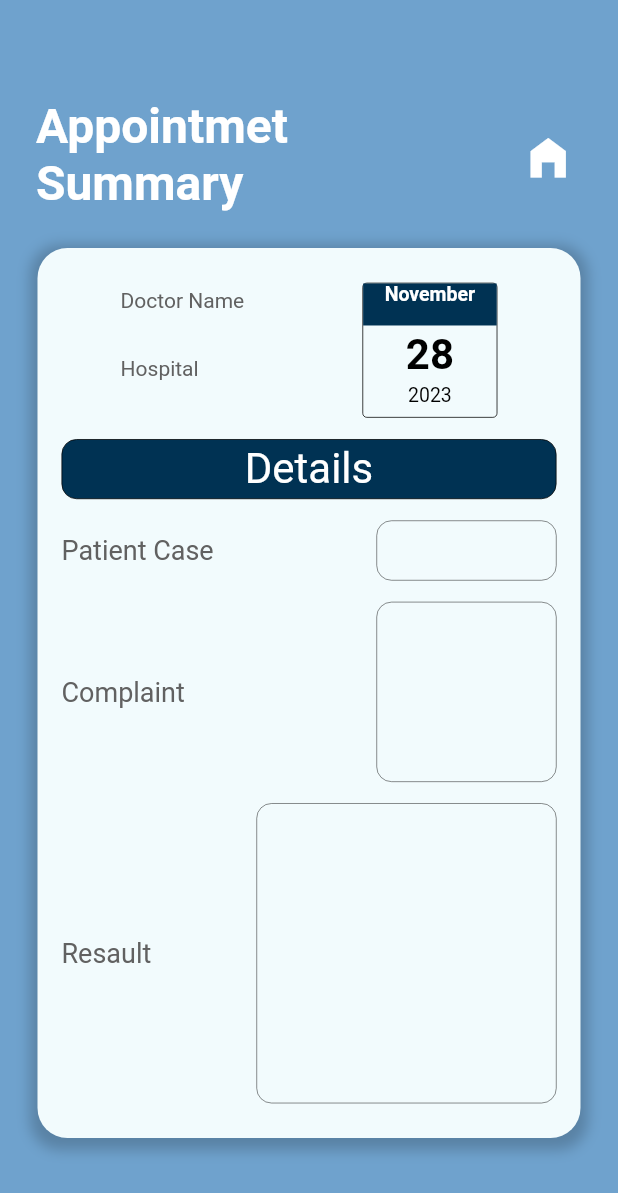
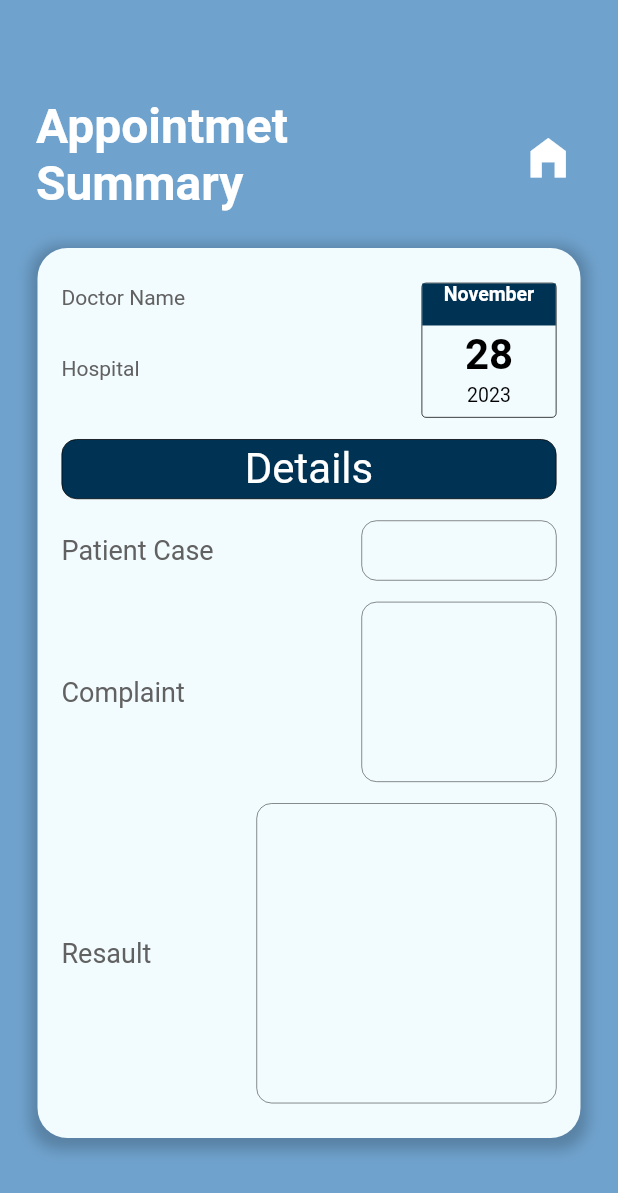
Before and after one commit to hsmulhim/DentaJot, a Flutter app: the SummaryScreen screen opened directly with empty values, on a phone screen of 412 x 824 dp. Shown: the top 1193 px of the screen. Run offline on Flutter 3.47's test engine with Material 2 defaults, Android fonts, the light colour scheme and no system bars; our stand-ins replace animated_splash_screen, animated_text_kit, awesome_dialog, cached_network_image, carousel_slider, flutter_slidable and 8 more; accounts and stored records are empty; network calls fail.

```diff
--- a/lib/screens/summary_screen.dart
+++ b/lib/screens/summary_screen.dart
@@ -97,7 +97,7 @@ class _SummaryScreenState extends State<SummaryScreen> {
                   crossAxisAlignment: CrossAxisAlignment.start,
                   children: [
                     Row(
-                      mainAxisAlignment: MainAxisAlignment.spaceAround,
+                      mainAxisAlignment: MainAxisAlignment.spaceBetween,
                       children: [
                         Column(
                           crossAxisAlignment: CrossAxisAlignment.start,
@@ -109,7 +109,7 @@ class _SummaryScreenState extends State<SummaryScreen> {
                             ),
                             Text(
                               widget.doctorName,
-                              style: const TextStyle(fontSize: 18),
+                              style: const TextStyle(fontSize: 20),
                             ),
                             kVSpace8,
                             Text(
@@ -119,7 +119,7 @@ class _SummaryScreenState extends State<SummaryScreen> {
                             ),
                             Text(
                               widget.hospitalName,
-                              style: const TextStyle(fontSize: 18),
+                              style: const TextStyle(fontSize: 20),
                             ),
                           ],
                         ),
@@ -150,7 +150,7 @@ class _SummaryScreenState extends State<SummaryScreen> {
                         Container(
                           padding: const EdgeInsets.all(8.0),
                           height: 40,
-                          width: 120,
+                          width: 130,
                           decoration: BoxDecoration(
                             border: Border.all(color: Colors.black, width: 0.3),
                             borderRadius: BorderRadius.circular(
@@ -160,7 +160,9 @@ class _SummaryScreenState extends State<SummaryScreen> {
                           child: Center(
                             child: Text(
                               widget.patientCases,
-                              style: const TextStyle(fontSize: 16),
+                              style: const TextStyle(
+                                  fontSize: 16,
+                                  overflow: TextOverflow.ellipsis),
                             ),
                           ),
                         ),
@@ -177,7 +179,7 @@ class _SummaryScreenState extends State<SummaryScreen> {
                         Container(
                           padding: const EdgeInsets.all(8.0),
                           height: 120,
-                          width: 120,
+                          width: 130,
                           decoration: BoxDecoration(
                             border: Border.all(color: Colors.black, width: 0.3),
                             borderRadius: BorderRadius.circular(
```
